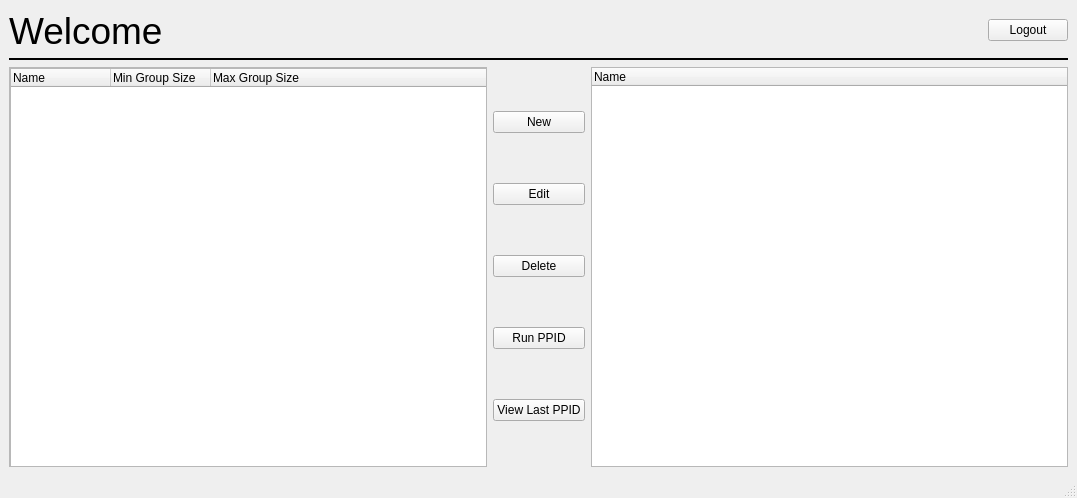
Before: the Qt Designer form src/UserSubsystem/adminform.ui in CaptOkie/code-first-think-later, drawn with Qt 5.
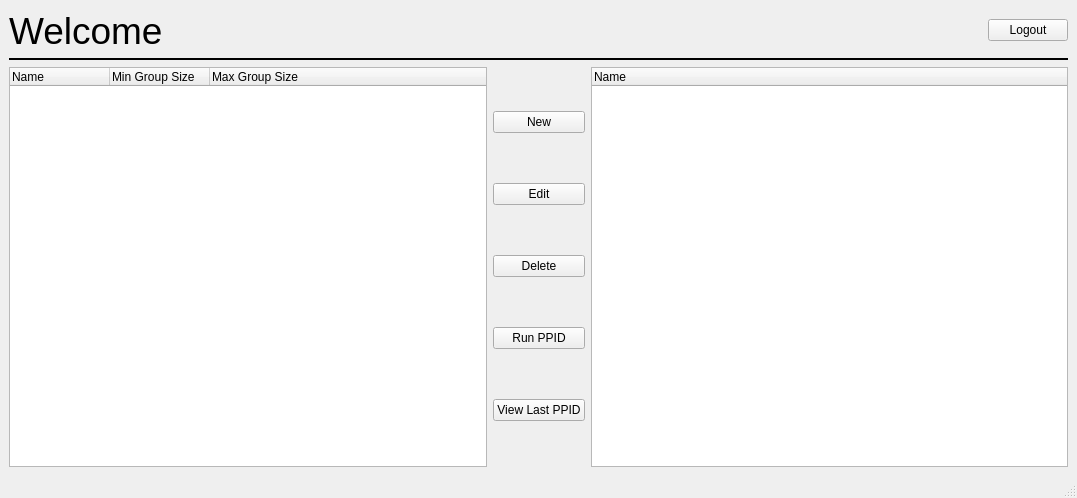
After: the same form once the commit is applied.

Commit message: fixed admin form

```diff
--- a/src/UserSubsystem/adminform.ui
+++ b/src/UserSubsystem/adminform.ui
@@ -47,7 +47,7 @@
          <widget class="QLabel" name="nameLabel">
           <property name="sizePolicy">
            <sizepolicy hsizetype="Minimum" vsizetype="Minimum">
-            <horstretch>0</horstretch>
+            <horstretch>1</horstretch>
             <verstretch>0</verstretch>
            </sizepolicy>
           </property>
@@ -104,28 +104,7 @@
     <item>
      <layout class="QHBoxLayout" name="horizontalLayout_2">
       <item>
-       <widget class="QScrollArea" name="scrollArea">
-        <property name="widgetResizable">
-         <bool>true</bool>
-        </property>
-        <widget class="QWidget" name="scrollAreaWidgetContents">
-         <property name="geometry">
-          <rect>
-           <x>0</x>
-           <y>0</y>
-           <width>460</width>
-           <height>368</height>
-          </rect>
-         </property>
          <widget class="QTreeWidget" name="projectTable">
-          <property name="geometry">
-           <rect>
-            <x>0</x>
-            <y>0</y>
-            <width>481</width>
-            <height>421</height>
-           </rect>
-          </property>
           <property name="sizePolicy">
            <sizepolicy hsizetype="MinimumExpanding" vsizetype="MinimumExpanding">
             <horstretch>0</horstretch>
@@ -150,8 +129,6 @@
             <string>Max Group Size</string>
            </property>
           </column>
-         </widget>
-        </widget>
        </widget>
       </item>
       <item>
```
Left out of the diff: 13 changed lines with no effect on the pictures. Lines whose indentation alone changed are shown as unchanged.
